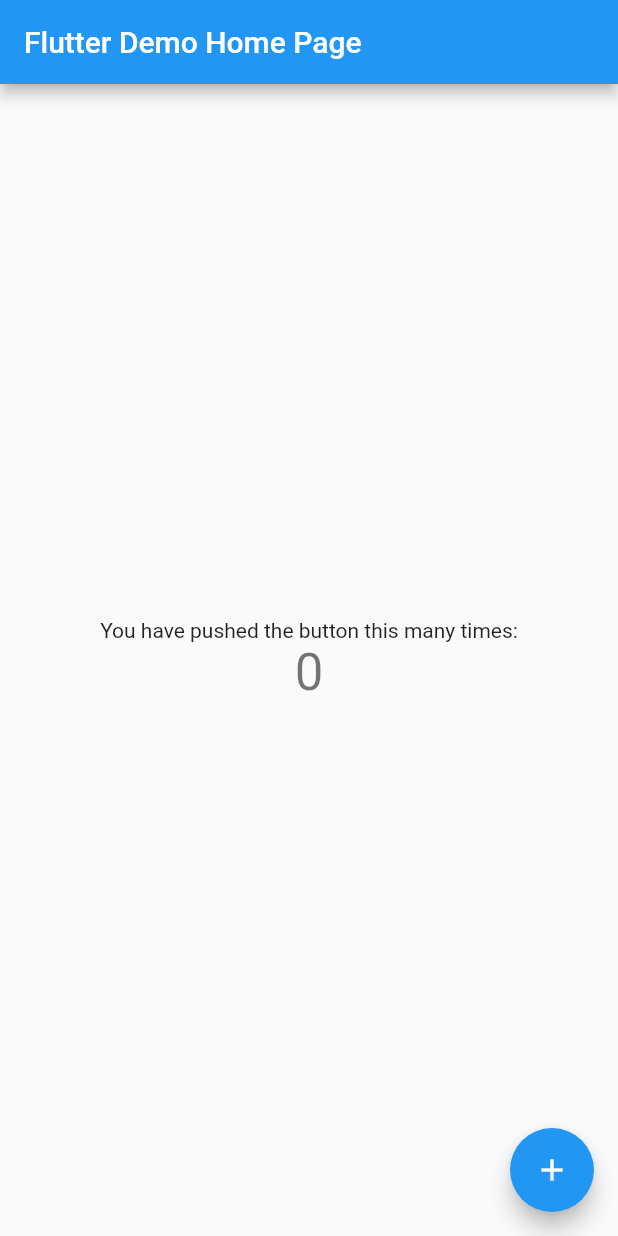
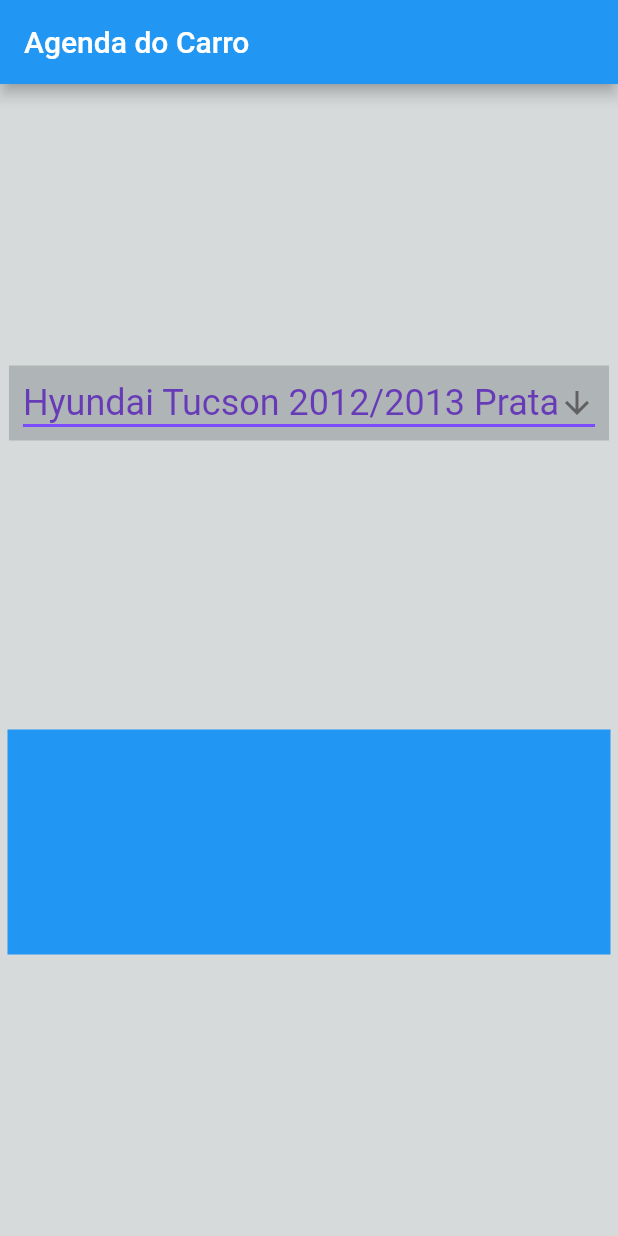
Before and after one commit to samuelserapiao/mobile_engineering_1aojr, a Flutter app: the screen it shows after launch, on a phone screen of 412 x 824 dp. Run offline on Flutter 3.47's test engine with Material 2 defaults, Android fonts, the phone set to English and light mode, and no system bars.

Commit message:
Login, list_car

```diff
--- /dev/null
+++ b/lib/home/home.dart
@@ -0,0 +1,31 @@
+import 'package:flutter/material.dart';
+import 'package:mobile_engineering_1aojr/home/schedule_car.dart';
+import 'package:mobile_engineering_1aojr/home/status_car.dart';
+import '../menus/list_car.dart';
+import '../util/constants.dart';
+
+class Home extends StatelessWidget {
+  const Home({Key? key}) : super(key: key);
+
+  static const String _title = 'Agenda do Carro';
+
+  @override
+  Widget build(BuildContext context) {
+    return MaterialApp(
+      home: Scaffold(
+        backgroundColor: colorBackground,
+        appBar: AppBar(title: const Text(_title)),
+        body: Center(
+          child: Column(
+            mainAxisAlignment: MainAxisAlignment.spaceEvenly,
+            children: const [
+              ListCar(),
+              StatusCar(),
+              // ScheduleCar()
+            ],
+          ),
+        )
+      ),
+    );
+  }
+}
--- /dev/null
+++ b/lib/home/status_car.dart
@@ -0,0 +1,24 @@
+import 'package:flutter/material.dart';
+
+class StatusCar extends StatefulWidget {
+  const StatusCar({Key? key}) : super(key: key);
+
+  @override
+  State<StatusCar> createState() => _StatusCarState();
+}
+
+class _StatusCarState extends State<StatusCar> {
+  @override
+  Widget build(BuildContext context) {
+    return Container(
+      margin: const EdgeInsets.all(5.0),
+      padding: const EdgeInsets.all(1.0),
+      alignment: Alignment.topCenter,
+      width: 600,
+      height: 150,
+      decoration: const BoxDecoration(
+        color: Colors.blue,
+      ),
+    );
+  }
+}
--- a/lib/main.dart
+++ b/lib/main.dart
@@ -1,4 +1,5 @@
 import 'package:flutter/material.dart';
+import 'home/home.dart';
 
 void main() {
   runApp(const MyApp());
@@ -11,105 +12,9 @@ class MyApp extends StatelessWidget {
   @override
   Widget build(BuildContext context) {
     return MaterialApp(
-      title: 'Flutter Demo',
-      theme: ThemeData(
-        // This is the theme of your application.
-        //
-        // Try running your application with "flutter run". You'll see the
-        // application has a blue toolbar. Then, without quitting the app, try
-        // changing the primarySwatch below to Colors.green and then invoke
-        // "hot reload" (press "r" in the console where you ran "flutter run",
-        // or simply save your changes to "hot reload" in a Flutter IDE).
-        // Notice that the counter didn't reset back to zero; the application
-        // is not restarted.
-        primarySwatch: Colors.blue,
-      ),
-      home: const MyHomePage(title: 'Flutter Demo Home Page'),
+      title: 'Home',
+      theme: ThemeData(primarySwatch: Colors.blue),
+      home: const Home(),
     );
   }
 }
-
-class MyHomePage extends StatefulWidget {
-  const MyHomePage({Key? key, required this.title}) : super(key: key);
-
-  // This widget is the home page of your application. It is stateful, meaning
-  // that it has a State object (defined below) that contains fields that affect
-  // how it looks.
-
-  // This class is the configuration for the state. It holds the values (in this
-  // case the title) provided by the parent (in this case the App widget) and
-  // used by the build method of the State. Fields in a Widget subclass are
-  // always marked "final".
-
-  final String title;
-
-  @override
-  State<MyHomePage> createState() => _MyHomePageState();
-}
-
-class _MyHomePageState extends State<MyHomePage> {
-  int _counter = 0;
-
-  void _incrementCounter() {
-    setState(() {
-      // This call to setState tells the Flutter framework that something has
-      // changed in this State, which causes it to rerun the build method below
-      // so that the display can reflect the updated values. If we changed
-      // _counter without calling setState(), then the build method would not be
-      // called again, and so nothing would appear to happen.
-      _counter++;
-    });
-  }
-
-  @override
-  Widget build(BuildContext context) {
-    // This method is rerun every time setState is called, for instance as done
-    // by the _incrementCounter method above.
-    //
-    // The Flutter framework has been optimized to make rerunning build methods
-    // fast, so that you can just rebuild anything that needs updating rather
-    // than having to individually change instances of widgets.
-    return Scaffold(
-      appBar: AppBar(
-        // Here we take the value from the MyHomePage object that was created by
-        // the App.build method, and use it to set our appbar title.
-        title: Text(widget.title),
-      ),
-      body: Center(
-        // Center is a layout widget. It takes a single child and positions it
-        // in the middle of the parent.
-        child: Column(
-          // Column is also a layout widget. It takes a list of children and
-          // arranges them vertically. By default, it sizes itself to fit its
-          // children horizontally, and tries to be as tall as its parent.
-          //
-          // Invoke "debug painting" (press "p" in the console, choose the
-          // "Toggle Debug Paint" action from the Flutter Inspector in Android
-          // Studio, or the "Toggle Debug Paint" command in Visual Studio Code)
-          // to see the wireframe for each widget.
-          //
-          // Column has various properties to control how it sizes itself and
-          // how it positions its children. Here we use mainAxisAlignment to
-          // center the children vertically; the main axis here is the vertical
-          // axis because Columns are vertical (the cross axis would be
-          // horizontal).
-          mainAxisAlignment: MainAxisAlignment.center,
-          children: <Widget>[
-            const Text(
-              'You have pushed the button this many times:',
-            ),
-            Text(
-              '$_counter',
-              style: Theme.of(context).textTheme.headline4,
-            ),
-          ],
-        ),
-      ),
-      floatingActionButton: FloatingActionButton(
-        onPressed: _incrementCounter,
-        tooltip: 'Increment',
-        child: const Icon(Icons.add),
-      ), // This trailing comma makes auto-formatting nicer for build methods.
-    );
-  }
-}
--- /dev/null
+++ b/lib/menus/list_car.dart
@@ -0,0 +1,51 @@
+import 'package:flutter/material.dart';
+import '../util/constants.dart';
+
+class ListCar extends StatefulWidget {
+  const ListCar({Key? key}) : super(key: key);
+
+  @override
+  State<ListCar> createState() => _ListCarState();
+}
+
+class _ListCarState extends State<ListCar> {
+  String dropdownValue = 'Hyundai Tucson 2012/2013 Prata';
+
+  @override
+  Widget build(BuildContext context) {
+    return Container(
+      margin: const EdgeInsets.all(5.0),
+      padding: const EdgeInsets.all(1.0),
+      alignment: Alignment.topCenter,
+      width: 400,
+      decoration: BoxDecoration(
+        color: colorBackgroundDropDown,
+      ),
+      child: DropdownButton<String>(
+        value: dropdownValue,
+        icon: const Icon(Icons.arrow_downward),
+        elevation: 16,
+        style: const TextStyle(color: Colors.deepPurple, fontSize: 24),
+        underline: Container(
+          height: 2,
+          color: Colors.deepPurpleAccent,
+        ),
+        onChanged: (String? newValue) {
+          setState(() {
+            dropdownValue = newValue!;
+          });
+        },
+        items: <String>[
+          'Hyundai Tucson 2012/2013 Prata',
+          'Fiat Palio 2009/2010 Branco',
+          '<Cadastrar veículo>'
+        ].map<DropdownMenuItem<String>>((String value) {
+          return DropdownMenuItem<String>(
+            value: value,
+            child: Text(value),
+          );
+        }).toList(),
+      ),
+    );
+  }
+}
--- /dev/null
+++ b/lib/util/constants.dart
@@ -0,0 +1,5 @@
+import 'package:flutter/material.dart';
+
+Color colorBackgroundTitle = const Color.fromARGB(255, 109, 118, 120);
+Color colorBackground = const Color.fromARGB(255, 215, 218, 219);
+Color colorBackgroundDropDown = const Color.fromARGB(255, 175, 181, 182);
--- a/pubspec.yaml
+++ b/pubspec.yaml
@@ -34,6 +34,7 @@ dependencies:
   # The following adds the Cupertino Icons font to your application.
   # Use with the CupertinoIcons class for iOS style icons.
   cupertino_icons: ^1.0.2
+  flutter_screenutil: ^5.1.1
 
 dev_dependencies:
   flutter_test:
```
Also changed, not shown: lib/home/schedule_car.dart (added, +26 -0 lines), lib/login.dart (added, +57 -0 lines), pubspec.lock.
